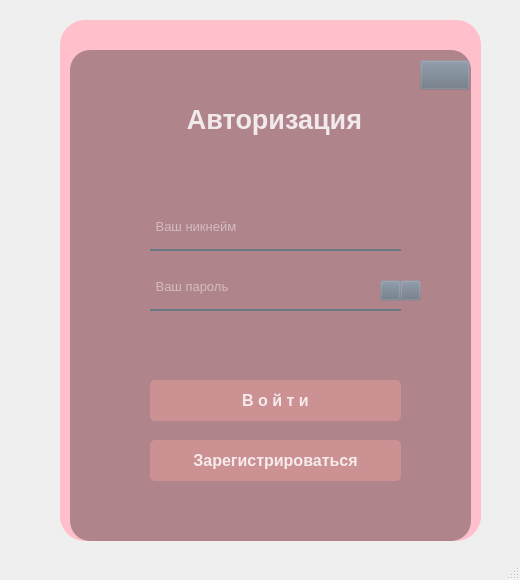
Qt form Python_files/UI_files/SignIn.ui (tixdim/QT_school) before a commit.
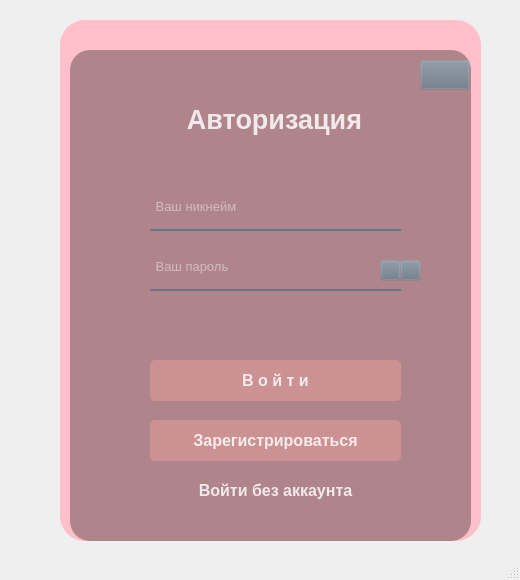
The same form after that commit. Icons and pictures are not drawn.

```diff
--- a/Python_files/UI_files/SignIn.ui
+++ b/Python_files/UI_files/SignIn.ui
@@ -98,6 +98,16 @@
 QPushButton#pb_eye_active:pressed{
 	padding-left: 1px;
 	padding-top: 1px;
+}
+
+QPushButton#anonim{
+	background-color: rgba(0, 0, 0, 0);
+	color: rgba(255, 255, 255, 210);
+	border-radius: 5px;
+}
+QPushButton#anonim:pressed{
+	padding-left: 2px;
+	padding-top: 2px;
 }</string>
     </property>
     <widget class="QLabel" name="back">
@@ -164,7 +174,7 @@
      <property name="geometry">
       <rect>
        <x>120</x>
-       <y>200</y>
+       <y>180</y>
        <width>251</width>
        <height>41</height>
       </rect>
@@ -191,7 +201,7 @@
      <property name="geometry">
       <rect>
        <x>120</x>
-       <y>260</y>
+       <y>240</y>
        <width>251</width>
        <height>41</height>
       </rect>
@@ -222,7 +232,7 @@
      <property name="geometry">
       <rect>
        <x>120</x>
-       <y>370</y>
+       <y>350</y>
        <width>251</width>
        <height>41</height>
       </rect>
@@ -277,7 +287,7 @@
      <property name="geometry">
       <rect>
        <x>120</x>
-       <y>430</y>
+       <y>410</y>
        <width>251</width>
        <height>41</height>
       </rect>
@@ -310,7 +320,7 @@
      <property name="geometry">
       <rect>
        <x>350</x>
-       <y>270</y>
+       <y>250</y>
        <width>21</width>
        <height>21</height>
       </rect>
@@ -327,7 +337,7 @@
      <property name="geometry">
       <rect>
        <x>370</x>
-       <y>270</y>
+       <y>250</y>
        <width>21</width>
        <height>21</height>
       </rect>
@@ -344,7 +354,7 @@
      <property name="geometry">
       <rect>
        <x>90</x>
-       <y>310</y>
+       <y>290</y>
        <width>311</width>
        <height>51</height>
       </rect>
@@ -366,6 +376,32 @@
       <string/>
      </property>
     </widget>
+    <widget class="QPushButton" name="anonim">
+     <property name="enabled">
+      <bool>true</bool>
+     </property>
+     <property name="geometry">
+      <rect>
+       <x>120</x>
+       <y>460</y>
+       <width>251</width>
+       <height>41</height>
+      </rect>
+     </property>
+     <property name="font">
+      <font>
+       <pointsize>12</pointsize>
+       <weight>75</weight>
+       <bold>true</bold>
+      </font>
+     </property>
+     <property name="styleSheet">
+      <string notr="true"/>
+     </property>
+     <property name="text">
+      <string>Войти без аккаунта</string>
+     </property>
+    </widget>
     <zorder>back</zorder>
     <zorder>front</zorder>
     <zorder>login</zorder>
@@ -377,6 +413,7 @@
     <zorder>pb_eye_active</zorder>
     <zorder>pb_close</zorder>
     <zorder>error</zorder>
+    <zorder>anonim</zorder>
    </widget>
   </widget>
   <widget class="QStatusBar" name="statusbar"/>
```
